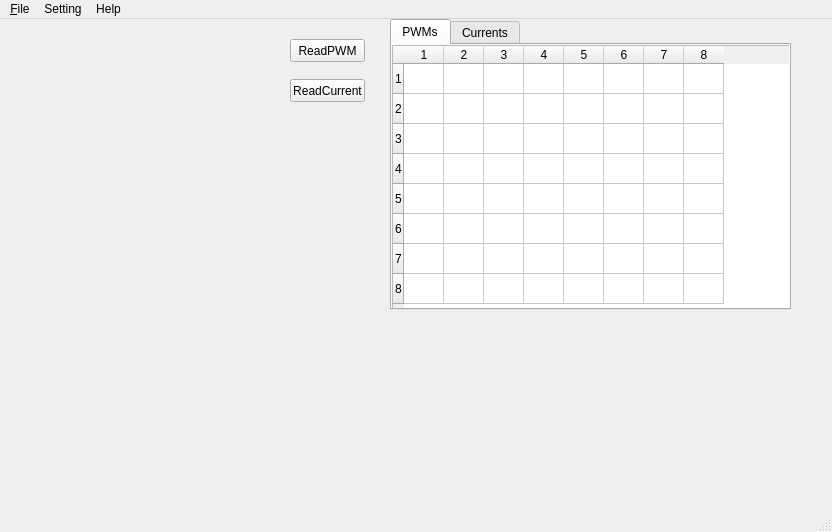
Before: the Qt Designer form twoFirst01/dimmingdebugger.ui in hooloong/gitpython, drawn with Qt 5.
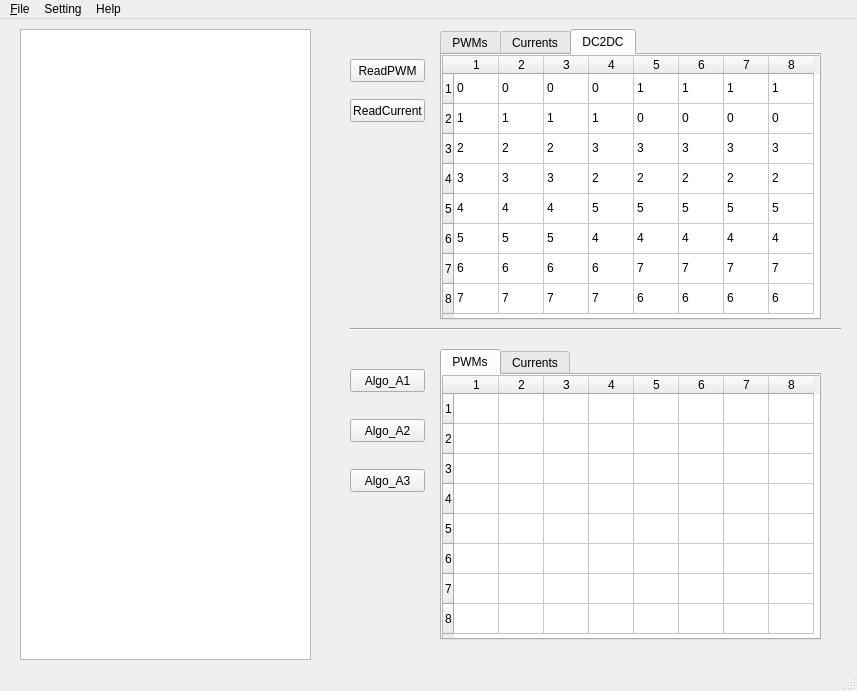
After: the same form once the commit is applied. Icons and pictures are not drawn.

```diff
--- a/twoFirst01/dimmingdebugger.ui
+++ b/twoFirst01/dimmingdebugger.ui
@@ -6,8 +6,8 @@
    <rect>
     <x>0</x>
     <y>0</y>
-    <width>832</width>
-    <height>532</height>
+    <width>857</width>
+    <height>691</height>
    </rect>
   </property>
   <property name="windowTitle">
@@ -27,14 +27,14 @@
    <widget class="QTabWidget" name="tabWidget">
     <property name="geometry">
      <rect>
-      <x>390</x>
-      <y>0</y>
-      <width>401</width>
+      <x>440</x>
+      <y>10</y>
+      <width>381</width>
       <height>291</height>
      </rect>
     </property>
     <property name="currentIndex">
-     <number>0</number>
+     <number>2</number>
     </property>
     <widget class="QWidget" name="tab">
      <attribute name="title">
@@ -56,7 +56,7 @@
        <number>8</number>
       </property>
       <attribute name="horizontalHeaderDefaultSectionSize">
-       <number>40</number>
+       <number>45</number>
       </attribute>
       <attribute name="horizontalHeaderMinimumSectionSize">
        <number>21</number>
@@ -77,6 +77,326 @@
       <column/>
       <column/>
       <column/>
+      <item row="0" column="0">
+       <property name="text">
+        <string>0</string>
+       </property>
+      </item>
+      <item row="0" column="1">
+       <property name="text">
+        <string>0</string>
+       </property>
+      </item>
+      <item row="0" column="2">
+       <property name="text">
+        <string>0</string>
+       </property>
+      </item>
+      <item row="0" column="3">
+       <property name="text">
+        <string>0</string>
+       </property>
+      </item>
+      <item row="0" column="4">
+       <property name="text">
+        <string>1</string>
+       </property>
+      </item>
+      <item row="0" column="5">
+       <property name="text">
+        <string>1</string>
+       </property>
+      </item>
+      <item row="0" column="6">
+       <property name="text">
+        <string>1</string>
+       </property>
+      </item>
+      <item row="0" column="7">
+       <property name="text">
+        <string>1</string>
+       </property>
+      </item>
+      <item row="1" column="0">
+       <property name="text">
+        <string>1</string>
+       </property>
+      </item>
+      <item row="1" column="1">
+       <property name="text">
+        <string>1</string>
+       </property>
+      </item>
+      <item row="1" column="2">
+       <property name="text">
+        <string>1</string>
+       </property>
+      </item>
+      <item row="1" column="3">
+       <property name="text">
+        <string>1</string>
+       </property>
+      </item>
+      <item row="1" column="4">
+       <property name="text">
+        <string>0</string>
+       </property>
+      </item>
+      <item row="1" column="5">
+       <property name="text">
+        <string>0</string>
+       </property>
+      </item>
+      <item row="1" column="6">
+       <property name="text">
+        <string>0</string>
+       </property>
+      </item>
+      <item row="1" column="7">
+       <property name="text">
+        <string>0</string>
+       </property>
+      </item>
+      <item row="2" column="0">
+       <property name="text">
+        <string>2</string>
+       </property>
+      </item>
+      <item row="2" column="1">
+       <property name="text">
+        <string>2</string>
+       </property>
+      </item>
+      <item row="2" column="2">
+       <property name="text">
+        <string>2</string>
+       </property>
+      </item>
+      <item row="2" column="3">
+       <property name="text">
+        <string>2</string>
+       </property>
+      </item>
+      <item row="2" column="4">
+       <property name="text">
+        <string>3</string>
+       </property>
+      </item>
+      <item row="2" column="5">
+       <property name="text">
+        <string>3</string>
+       </property>
+      </item>
+      <item row="2" column="6">
+       <property name="text">
+        <string>3</string>
+       </property>
+      </item>
+      <item row="2" column="7">
+       <property name="text">
+        <string>3</string>
+       </property>
+      </item>
+      <item row="3" column="0">
+       <property name="text">
+        <string>3</string>
+       </property>
+      </item>
+      <item row="3" column="1">
+       <property name="text">
+        <string>3</string>
+       </property>
+      </item>
+      <item row="3" column="2">
+       <property name="text">
+        <string>3</string>
+       </property>
+      </item>
+      <item row="3" column="3">
+       <property name="text">
+        <string>3</string>
+       </property>
+      </item>
+      <item row="3" column="4">
+       <property name="text">
+        <string>2</string>
+       </property>
+      </item>
+      <item row="3" column="5">
+       <property name="text">
+        <string>2</string>
+       </property>
+      </item>
+      <item row="3" column="6">
+       <property name="text">
+        <string>2</string>
+       </property>
+      </item>
+      <item row="3" column="7">
+       <property name="text">
+        <string>2</string>
+       </property>
+      </item>
+      <item row="4" column="0">
+       <property name="text">
+        <string>4</string>
+       </property>
+      </item>
+      <item row="4" column="1">
+       <property name="text">
+        <string>4</string>
+       </property>
+      </item>
+      <item row="4" column="2">
+       <property name="text">
+        <string>4</string>
+       </property>
+      </item>
+      <item row="4" column="3">
+       <property name="text">
+        <string>4</string>
+       </property>
+      </item>
+      <item row="4" column="4">
+       <property name="text">
+        <string>5</string>
+       </property>
+      </item>
+      <item row="4" column="5">
+       <property name="text">
+        <string>5</string>
+       </property>
+      </item>
+      <item row="4" column="6">
+       <property name="text">
+        <string>5</string>
+       </property>
+      </item>
+      <item row="4" column="7">
+       <property name="text">
+        <string>5</string>
+       </property>
+      </item>
+      <item row="5" column="0">
+       <property name="text">
+        <string>5</string>
+       </property>
+      </item>
+      <item row="5" column="1">
+       <property name="text">
+        <string>5</string>
+       </property>
+      </item>
+      <item row="5" column="2">
+       <property name="text">
+        <string>5</string>
+       </property>
+      </item>
+      <item row="5" column="3">
+       <property name="text">
+        <string>5</string>
+       </property>
+      </item>
+      <item row="5" column="4">
+       <property name="text">
+        <string>4</string>
+       </property>
+      </item>
+      <item row="5" column="5">
+       <property name="text">
+        <string>4</string>
+       </property>
+      </item>
+      <item row="5" column="6">
+       <property name="text">
+        <string>4</string>
+       </property>
+      </item>
+      <item row="5" column="7">
+       <property name="text">
+        <string>4</string>
+       </property>
+      </item>
+      <item row="6" column="0">
+       <property name="text">
+        <string>6</string>
+       </property>
+      </item>
+      <item row="6" column="1">
+       <property name="text">
+        <string>6</string>
+       </property>
+      </item>
+      <item row="6" column="2">
+       <property name="text">
+        <string>6</string>
+       </property>
+      </item>
+      <item row="6" column="3">
+       <property name="text">
+        <string>6</string>
+       </property>
+      </item>
+      <item row="6" column="4">
+       <property name="text">
+        <string>7</string>
+       </property>
+      </item>
+      <item row="6" column="5">
+       <property name="text">
+        <string>7</string>
+       </property>
+      </item>
+      <item row="6" column="6">
+       <property name="text">
+        <string>7</string>
+       </property>
+      </item>
+      <item row="6" column="7">
+       <property name="text">
+        <string>7</string>
+       </property>
+      </item>
+      <item row="7" column="0">
+       <property name="text">
+        <string>7</string>
+       </property>
+      </item>
+      <item row="7" column="1">
+       <property name="text">
+        <string>7</string>
+       </property>
+      </item>
+      <item row="7" column="2">
+       <property name="text">
+        <string>7</string>
+       </property>
+      </item>
+      <item row="7" column="3">
+       <property name="text">
+        <string>7</string>
+       </property>
+      </item>
+      <item row="7" column="4">
+       <property name="text">
+        <string>6</string>
+       </property>
+      </item>
+      <item row="7" column="5">
+       <property name="text">
+        <string>6</string>
+       </property>
+      </item>
+      <item row="7" column="6">
+       <property name="text">
+        <string>6</string>
+       </property>
+      </item>
+      <item row="7" column="7">
+       <property name="text">
+        <string>6</string>
+       </property>
+      </item>
      </widget>
     </widget>
     <widget class="QWidget" name="tab_2">
@@ -119,12 +439,372 @@
       <column/>
      </widget>
     </widget>
+    <widget class="QWidget" name="tab_5">
+     <attribute name="title">
+      <string>DC2DC</string>
+     </attribute>
+     <widget class="QTableWidget" name="tableWidget_dc2dc">
+      <property name="geometry">
+       <rect>
+        <x>0</x>
+        <y>0</y>
+        <width>401</width>
+        <height>271</height>
+       </rect>
+      </property>
+      <property name="rowCount">
+       <number>8</number>
+      </property>
+      <property name="columnCount">
+       <number>8</number>
+      </property>
+      <attribute name="horizontalHeaderDefaultSectionSize">
+       <number>45</number>
+      </attribute>
+      <row/>
+      <row/>
+      <row/>
+      <row/>
+      <row/>
+      <row/>
+      <row/>
+      <row/>
+      <column/>
+      <column/>
+      <column/>
+      <column/>
+      <column/>
+      <column/>
+      <column/>
+      <column/>
+      <item row="0" column="0">
+       <property name="text">
+        <string>0</string>
+       </property>
+      </item>
+      <item row="0" column="1">
+       <property name="text">
+        <string>0</string>
+       </property>
+      </item>
+      <item row="0" column="2">
+       <property name="text">
+        <string>0</string>
+       </property>
+      </item>
+      <item row="0" column="3">
+       <property name="text">
+        <string>0</string>
+       </property>
+      </item>
+      <item row="0" column="4">
+       <property name="text">
+        <string>1</string>
+       </property>
+      </item>
+      <item row="0" column="5">
+       <property name="text">
+        <string>1</string>
+       </property>
+      </item>
+      <item row="0" column="6">
+       <property name="text">
+        <string>1</string>
+       </property>
+      </item>
+      <item row="0" column="7">
+       <property name="text">
+        <string>1</string>
+       </property>
+      </item>
+      <item row="1" column="0">
+       <property name="text">
+        <string>1</string>
+       </property>
+      </item>
+      <item row="1" column="1">
+       <property name="text">
+        <string>1</string>
+       </property>
+      </item>
+      <item row="1" column="2">
+       <property name="text">
+        <string>1</string>
+       </property>
+      </item>
+      <item row="1" column="3">
+       <property name="text">
+        <string>1</string>
+       </property>
+      </item>
+      <item row="1" column="4">
+       <property name="text">
+        <string>0</string>
+       </property>
+      </item>
+      <item row="1" column="5">
+       <property name="text">
+        <string>0</string>
+       </property>
+      </item>
+      <item row="1" column="6">
+       <property name="text">
+        <string>0</string>
+       </property>
+      </item>
+      <item row="1" column="7">
+       <property name="text">
+        <string>0</string>
+       </property>
+      </item>
+      <item row="2" column="0">
+       <property name="text">
+        <string>2</string>
+       </property>
+      </item>
+      <item row="2" column="1">
+       <property name="text">
+        <string>2</string>
+       </property>
+      </item>
+      <item row="2" column="2">
+       <property name="text">
+        <string>2</string>
+       </property>
+      </item>
+      <item row="2" column="3">
+       <property name="text">
+        <string>3</string>
+       </property>
+      </item>
+      <item row="2" column="4">
+       <property name="text">
+        <string>3</string>
+       </property>
+      </item>
+      <item row="2" column="5">
+       <property name="text">
+        <string>3</string>
+       </property>
+      </item>
+      <item row="2" column="6">
+       <property name="text">
+        <string>3</string>
+       </property>
+      </item>
+      <item row="2" column="7">
+       <property name="text">
+        <string>3</string>
+       </property>
+      </item>
+      <item row="3" column="0">
+       <property name="text">
+        <string>3</string>
+       </property>
+      </item>
+      <item row="3" column="1">
+       <property name="text">
+        <string>3</string>
+       </property>
+      </item>
+      <item row="3" column="2">
+       <property name="text">
+        <string>3</string>
+       </property>
+      </item>
+      <item row="3" column="3">
+       <property name="text">
+        <string>2</string>
+       </property>
+      </item>
+      <item row="3" column="4">
+       <property name="text">
+        <string>2</string>
+       </property>
+      </item>
+      <item row="3" column="5">
+       <property name="text">
+        <string>2</string>
+       </property>
+      </item>
+      <item row="3" column="6">
+       <property name="text">
+        <string>2</string>
+       </property>
+      </item>
+      <item row="3" column="7">
+       <property name="text">
+        <string>2</string>
+       </property>
+      </item>
+      <item row="4" column="0">
+       <property name="text">
+        <string>4</string>
+       </property>
+      </item>
+      <item row="4" column="1">
+       <property name="text">
+        <string>4</string>
+       </property>
+      </item>
+      <item row="4" column="2">
+       <property name="text">
+        <string>4</string>
+       </property>
+      </item>
+      <item row="4" column="3">
+       <property name="text">
+        <string>5</string>
+       </property>
+      </item>
+      <item row="4" column="4">
+       <property name="text">
+        <string>5</string>
+       </property>
+      </item>
+      <item row="4" column="5">
+       <property name="text">
+        <string>5</string>
+       </property>
+      </item>
+      <item row="4" column="6">
+       <property name="text">
+        <string>5</string>
+       </property>
+      </item>
+      <item row="4" column="7">
+       <property name="text">
+        <string>5</string>
+       </property>
+      </item>
+      <item row="5" column="0">
+       <property name="text">
+        <string>5</string>
+       </property>
+      </item>
+      <item row="5" column="1">
+       <property name="text">
+        <string>5</string>
+       </property>
+      </item>
+      <item row="5" column="2">
+       <property name="text">
+        <string>5</string>
+       </property>
+      </item>
+      <item row="5" column="3">
+       <property name="text">
+        <string>4</string>
+       </property>
+      </item>
+      <item row="5" column="4">
+       <property name="text">
+        <string>4</string>
+       </property>
+      </item>
+      <item row="5" column="5">
+       <property name="text">
+        <string>4</string>
+       </property>
+      </item>
+      <item row="5" column="6">
+       <property name="text">
+        <string>4</string>
+       </property>
+      </item>
+      <item row="5" column="7">
+       <property name="text">
+        <string>4</string>
+       </property>
+      </item>
+      <item row="6" column="0">
+       <property name="text">
+        <string>6</string>
+       </property>
+      </item>
+      <item row="6" column="1">
+       <property name="text">
+        <string>6</string>
+       </property>
+      </item>
+      <item row="6" column="2">
+       <property name="text">
+        <string>6</string>
+       </property>
+      </item>
+      <item row="6" column="3">
+       <property name="text">
+        <string>6</string>
+       </property>
+      </item>
+      <item row="6" column="4">
+       <property name="text">
+        <string>7</string>
+       </property>
+      </item>
+      <item row="6" column="5">
+       <property name="text">
+        <string>7</string>
+       </property>
+      </item>
+      <item row="6" column="6">
+       <property name="text">
+        <string>7</string>
+       </property>
+      </item>
+      <item row="6" column="7">
+       <property name="text">
+        <string>7</string>
+       </property>
+      </item>
+      <item row="7" column="0">
+       <property name="text">
+        <string>7</string>
+       </property>
+      </item>
+      <item row="7" column="1">
+       <property name="text">
+        <string>7</string>
+       </property>
+      </item>
+      <item row="7" column="2">
+       <property name="text">
+        <string>7</string>
+       </property>
+      </item>
+      <item row="7" column="3">
+       <property name="text">
+        <string>7</string>
+       </property>
+      </item>
+      <item row="7" column="4">
+       <property name="text">
+        <string>6</string>
+       </property>
+      </item>
+      <item row="7" column="5">
+       <property name="text">
+        <string>6</string>
+       </property>
+      </item>
+      <item row="7" column="6">
+       <property name="text">
+        <string>6</string>
+       </property>
+      </item>
+      <item row="7" column="7">
+       <property name="text">
+        <string>6</string>
+       </property>
+      </item>
+     </widget>
+    </widget>
    </widget>
    <widget class="QPushButton" name="pushButton_readpwm">
     <property name="geometry">
      <rect>
-      <x>290</x>
-      <y>20</y>
+      <x>350</x>
+      <y>40</y>
       <width>75</width>
       <height>23</height>
      </rect>
@@ -136,8 +816,8 @@
    <widget class="QPushButton" name="pushButton_readcurrent">
     <property name="geometry">
      <rect>
-      <x>290</x>
-      <y>60</y>
+      <x>350</x>
+      <y>80</y>
       <width>75</width>
       <height>23</height>
      </rect>
@@ -146,13 +826,171 @@
      <string>ReadCurrent</string>
     </property>
    </widget>
+   <widget class="QTabWidget" name="tabWidget_2">
+    <property name="geometry">
+     <rect>
+      <x>440</x>
+      <y>330</y>
+      <width>381</width>
+      <height>291</height>
+     </rect>
+    </property>
+    <property name="currentIndex">
+     <number>0</number>
+    </property>
+    <widget class="QWidget" name="tab_3">
+     <attribute name="title">
+      <string>PWMs</string>
+     </attribute>
+     <widget class="QTableWidget" name="tableWidget_PWM_2">
+      <property name="geometry">
+       <rect>
+        <x>0</x>
+        <y>0</y>
+        <width>401</width>
+        <height>271</height>
+       </rect>
+      </property>
+      <property name="rowCount">
+       <number>8</number>
+      </property>
+      <property name="columnCount">
+       <number>8</number>
+      </property>
+      <attribute name="horizontalHeaderDefaultSectionSize">
+       <number>45</number>
+      </attribute>
+      <attribute name="horizontalHeaderMinimumSectionSize">
+       <number>21</number>
+      </attribute>
+      <row/>
+      <row/>
+      <row/>
+      <row/>
+      <row/>
+      <row/>
+      <row/>
+      <row/>
+      <column/>
+      <column/>
+      <column/>
+      <column/>
+      <column/>
+      <column/>
+      <column/>
+      <column/>
+     </widget>
+    </widget>
+    <widget class="QWidget" name="tab_4">
+     <attribute name="title">
+      <string>Currents</string>
+     </attribute>
+     <widget class="QTableWidget" name="tableWidget_Current_2">
+      <property name="geometry">
+       <rect>
+        <x>0</x>
+        <y>0</y>
+        <width>401</width>
+        <height>271</height>
+       </rect>
+      </property>
+      <property name="rowCount">
+       <number>8</number>
+      </property>
+      <property name="columnCount">
+       <number>8</number>
+      </property>
+      <attribute name="horizontalHeaderDefaultSectionSize">
+       <number>45</number>
+      </attribute>
+      <row/>
+      <row/>
+      <row/>
+      <row/>
+      <row/>
+      <row/>
+      <row/>
+      <row/>
+      <column/>
+      <column/>
+      <column/>
+      <column/>
+      <column/>
+      <column/>
+      <column/>
+      <column/>
+     </widget>
+    </widget>
+   </widget>
+   <widget class="QPushButton" name="pushButton_A1">
+    <property name="geometry">
+     <rect>
+      <x>350</x>
+      <y>350</y>
+      <width>75</width>
+      <height>23</height>
+     </rect>
+    </property>
+    <property name="text">
+     <string>Algo_A1</string>
+    </property>
+   </widget>
+   <widget class="QPushButton" name="pushButton_A2">
+    <property name="geometry">
+     <rect>
+      <x>350</x>
+      <y>400</y>
+      <width>75</width>
+      <height>23</height>
+     </rect>
+    </property>
+    <property name="text">
+     <string>Algo_A2</string>
+    </property>
+   </widget>
+   <widget class="QPushButton" name="pushButton_A3">
+    <property name="geometry">
+     <rect>
+      <x>350</x>
+      <y>450</y>
+      <width>75</width>
+      <height>23</height>
+     </rect>
+    </property>
+    <property name="text">
+     <string>Algo_A3</string>
+    </property>
+   </widget>
+   <widget class="Line" name="line">
+    <property name="geometry">
+     <rect>
+      <x>350</x>
+      <y>300</y>
+      <width>491</width>
+      <height>20</height>
+     </rect>
+    </property>
+    <property name="orientation">
+     <enum>Qt::Horizontal</enum>
+    </property>
+   </widget>
+   <widget class="QListView" name="listView">
+    <property name="geometry">
+     <rect>
+      <x>20</x>
+      <y>10</y>
+      <width>291</width>
+      <height>631</height>
+     </rect>
+    </property>
+   </widget>
   </widget>
   <widget class="QMenuBar" name="menubar">
    <property name="geometry">
     <rect>
      <x>0</x>
      <y>0</y>
-     <width>832</width>
+     <width>857</width>
      <height>23</height>
     </rect>
    </property>
```
